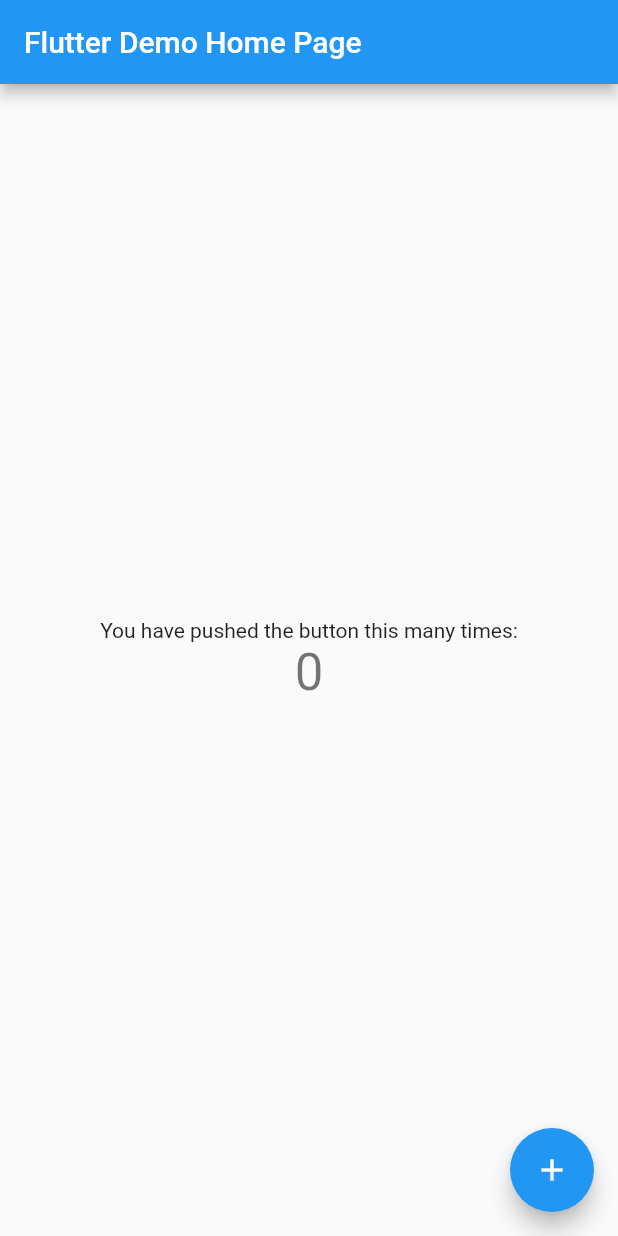
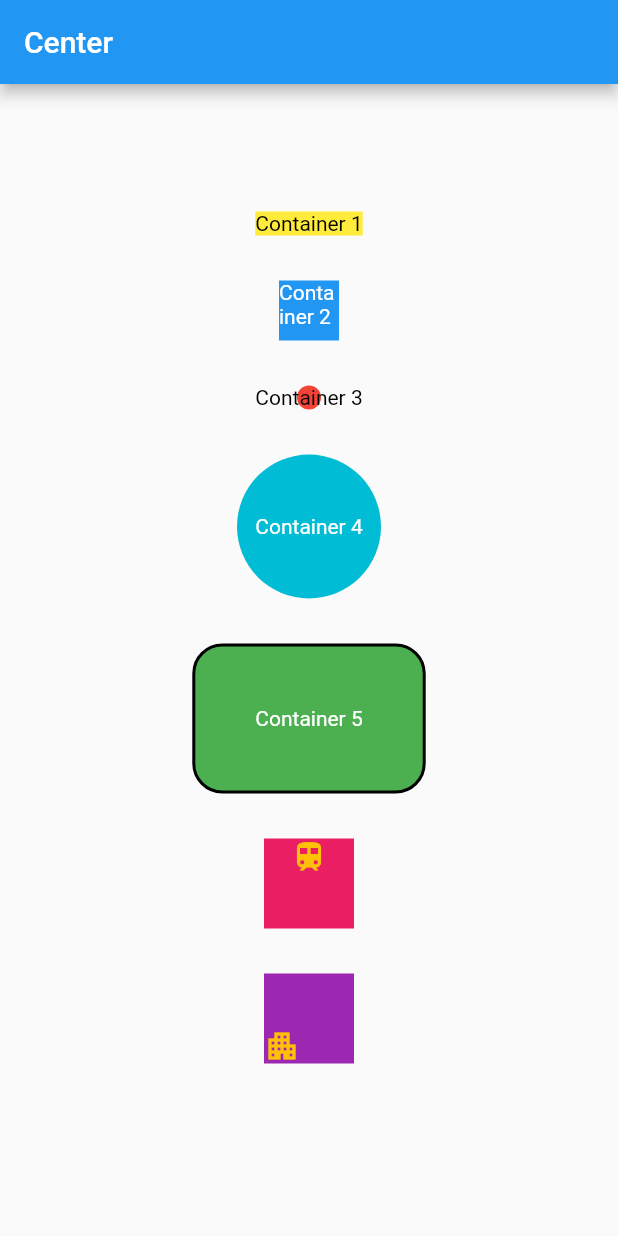
Before and after one commit to Edwin3002/openBootcampFlutter, a Flutter app: the screen it shows after launch, on a phone screen of 412 x 824 dp. Run offline on Flutter 3.47's test engine with Material 2 defaults, Android fonts, the phone set to English and light mode, and no system bars; our stand-ins replace font_awesome_flutter, google_fonts; generated files the repository leaves out were written again.

Commit message:
container v2

```diff
--- a/container/lib/main.dart
+++ b/container/lib/main.dart
@@ -1,112 +1,115 @@
 import 'package:flutter/material.dart';
 
-void main() => runApp(const MyApp());
+void main() {
+  runApp(MyApp());
+}
 
 class MyApp extends StatelessWidget {
-  const MyApp({super.key});
-
-  // This widget is the root of your application.
   @override
   Widget build(BuildContext context) {
     return MaterialApp(
-      title: 'Flutter Demo',
-      theme: ThemeData(
-        // This is the theme of your application.
-        //
-        // Try running your application with "flutter run". You'll see the
-        // application has a blue toolbar. Then, without quitting the app, try
-        // changing the primarySwatch below to Colors.green and then invoke
-        // "hot reload" (press "r" in the console where you ran "flutter run",
-        // or press Run > Flutter Hot Reload in a Flutter IDE). Notice that the
-        // counter didn't reset back to zero; the application is not restarted.
-        primarySwatch: Colors.blue,
-      ),
-      home: const MyHomePage(title: 'Flutter Demo Home Page'),
-    );
+        title: "Center",
+        debugShowCheckedModeBanner: false,
+        home: MyHomePage(title: "Center"));
   }
 }
 
 class MyHomePage extends StatefulWidget {
-  const MyHomePage({super.key, required this.title});
+  MyHomePage({Key? Key, this.title}) : super(key: Key);
 
-  // This widget is the home page of your application. It is stateful, meaning
-  // that it has a State object (defined below) that contains fields that affect
-  // how it looks.
-
-  // This class is the configuration for the state. It holds the values (in this
-  // case the title) provided by the parent (in this case the App widget) and
-  // used by the build method of the State. Fields in a Widget subclass are
-  // always marked "final".
-
-  final String title;
+  final String? title;
 
   @override
-  State<MyHomePage> createState() => _MyHomePageState();
+  _MyHomePageState createState() => _MyHomePageState();
 }
 
 class _MyHomePageState extends State<MyHomePage> {
-  int _counter = 0;
-
-  void _incrementCounter() {
-    setState(() {
-      // This call to setState tells the Flutter framework that something has
-      // changed in this State, which causes it to rerun the build method below
-      // so that the display can reflect the updated values. If we changed
-      // _counter without calling setState(), then the build method would not be
-      // called again, and so nothing would appear to happen.
-      _counter++;
-    });
-  }
-
   @override
   Widget build(BuildContext context) {
-    // This method is rerun every time setState is called, for instance as done
-    // by the _incrementCounter method above.
-    //
-    // The Flutter framework has been optimized to make rerunning build methods
-    // fast, so that you can just rebuild anything that needs updating rather
-    // than having to individually change instances of widgets.
     return Scaffold(
       appBar: AppBar(
-        // Here we take the value from the MyHomePage object that was created by
-        // the App.build method, and use it to set our appbar title.
-        title: Text(widget.title),
+        title: Text(widget.title!),
       ),
       body: Center(
-        // Center is a layout widget. It takes a single child and positions it
-        // in the middle of the parent.
         child: Column(
-          // Column is also a layout widget. It takes a list of children and
-          // arranges them vertically. By default, it sizes itself to fit its
-          // children horizontally, and tries to be as tall as its parent.
-          //
-          // Invoke "debug painting" (press "p" in the console, choose the
-          // "Toggle Debug Paint" action from the Flutter Inspector in Android
-          // Studio, or the "Toggle Debug Paint" command in Visual Studio Code)
-          // to see the wireframe for each widget.
-          //
-          // Column has various properties to control how it sizes itself and
-          // how it positions its children. Here we use mainAxisAlignment to
-          // center the children vertically; the main axis here is the vertical
-          // axis because Columns are vertical (the cross axis would be
-          // horizontal).
           mainAxisAlignment: MainAxisAlignment.center,
-          children: <Widget>[
-            const Text(
-              'You have pushed the button this many times:',
+          children: [
+            Container(
+              child: const Text(
+                "Container 1",
+                style: TextStyle(color: Colors.black),
+              ),
+              color: Colors.yellow,
+              margin: const EdgeInsets.only(bottom: 30),
             ),
-            Text(
-              '$_counter',
-              style: Theme.of(context).textTheme.headline4,
+            Container(
+              child: const Text(
+                "Container 2",
+                style: TextStyle(color: Colors.white),
+              ),
+              color: Colors.blue,
+              width: 40,
+              height: 40,
+              margin: const EdgeInsets.only(bottom: 30),
+            ),
+            Container(
+              child: const Text(
+                "Container 3",
+                style: TextStyle(color: Colors.black),
+              ),
+              decoration:
+                  BoxDecoration(color: Colors.red, shape: BoxShape.circle),
+              margin: const EdgeInsets.only(bottom: 30),
+            ),
+            Container(
+              child: const Text(
+                "Container 4",
+                style: TextStyle(color: Colors.white),
+              ),
+              decoration:
+                  BoxDecoration(color: Colors.cyan, shape: BoxShape.circle),
+              padding: EdgeInsets.all(40),
+              margin: const EdgeInsets.only(bottom: 30),
+            ),
+            Container(
+              child: const Text(
+                "Container 5",
+                style: TextStyle(color: Colors.white),
+              ),
+              decoration: BoxDecoration(
+                color: Colors.green,
+                border: Border.all(
+                    color: Colors.black, width: 2, style: BorderStyle.solid),
+                borderRadius: BorderRadius.all(Radius.circular(20)),
+              ),
+              padding: EdgeInsets.all(40),
+              margin: const EdgeInsets.only(bottom: 30),
+            ),
+            Container(
+            color: Colors.pink,
+              child: Icon(
+                Icons.train,
+                color: Colors.amber,
+              ),
+              height: 60,
+              width: 60,
+              margin: const EdgeInsets.only(bottom: 30),
+              alignment: Alignment.topCenter,
+            ),
+            Container(
+            color: Colors.purple,
+              child: Icon(
+                Icons.apartment,
+                color: Colors.amber,
+              ),
+              height: 60,
+              width: 60,
+              margin: const EdgeInsets.only(bottom: 30),
+              alignment: const Alignment(-1, 1),
             ),
           ],
         ),
       ),
-      floatingActionButton: FloatingActionButton(
-        onPressed: _incrementCounter,
-        tooltip: 'Increment',
-        child: const Icon(Icons.add),
-      ), // This trailing comma makes auto-formatting nicer for build methods.
     );
   }
 }
```
Also changed, not shown: 1 other file.
